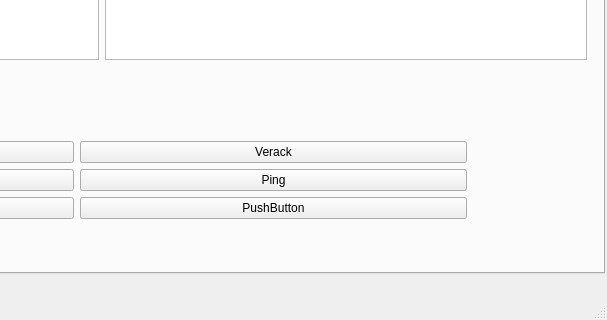
zeltsi/Bitpy, file UI/pyQt5_GUI/mainwindow.ui: the form before one commit; both pictures show x 406 to 1013 and y 507 to 827 of the 1013 by 827 pixel window.
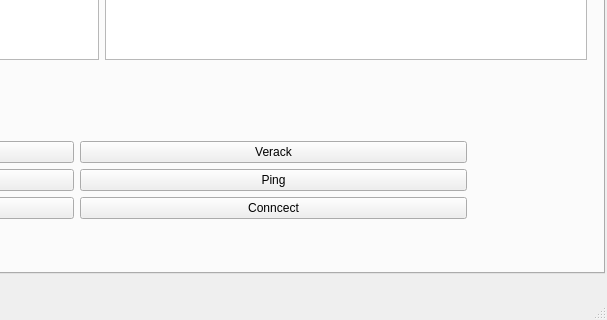
The form after the commit. The open tabs and pages were chosen to show the change.

```diff
--- a/UI/pyQt5_GUI/mainwindow.ui
+++ b/UI/pyQt5_GUI/mainwindow.ui
@@ -104,7 +104,7 @@
          <item row="2" column="1">
           <widget class="QPushButton" name="pushButton_6">
            <property name="text">
-            <string>PushButton</string>
+            <string>Conncect</string>
            </property>
           </widget>
          </item>
```
Left out of the diff: 10 changed lines with no effect on the pictures.
